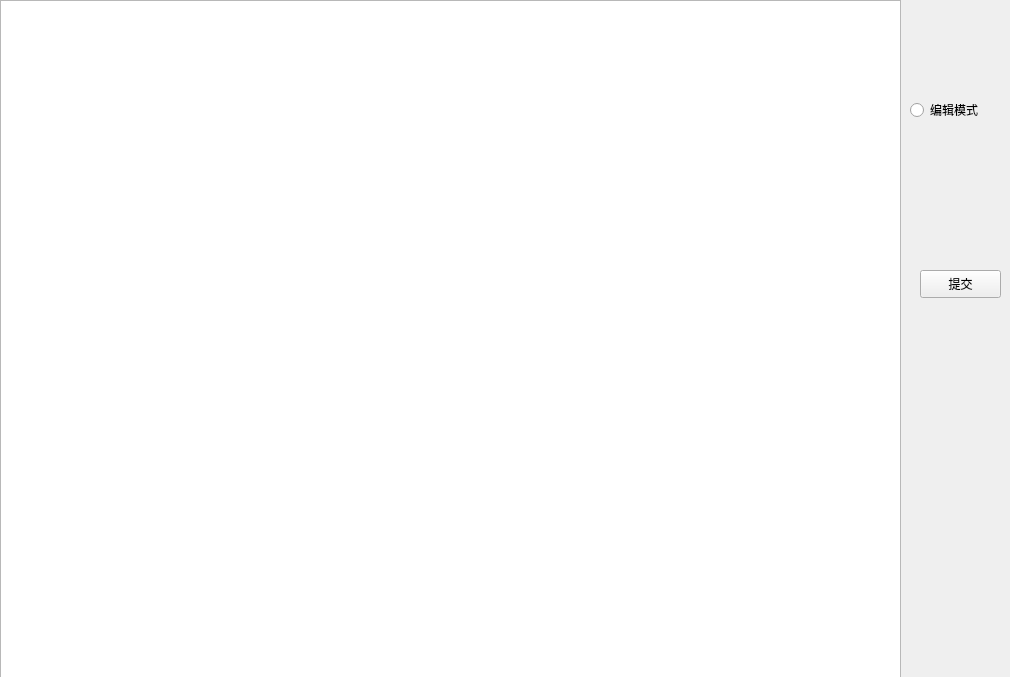
Old version of the form matchviewform.ui in the repository Ozal220/WorldCupManagerSystem.
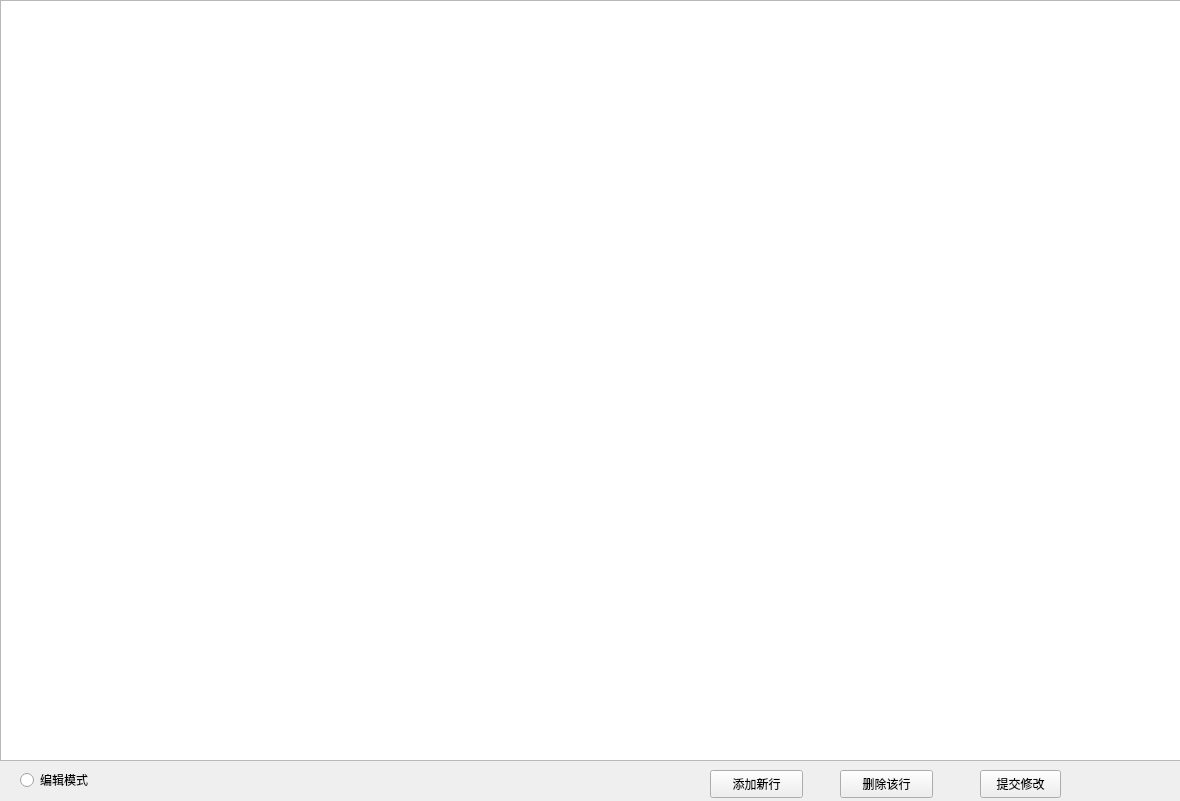
New version of the form.

Commit message: 更新了qss button hover颜色 编码格式

What changed in the file:
```diff
--- a/matchviewform.ui
+++ b/matchviewform.ui
@@ -6,8 +6,8 @@
    <rect>
     <x>0</x>
     <y>0</y>
-    <width>1010</width>
-    <height>677</height>
+    <width>1180</width>
+    <height>801</height>
    </rect>
   </property>
   <property name="windowTitle">
@@ -18,16 +18,16 @@
     <rect>
      <x>0</x>
      <y>0</y>
-     <width>901</width>
-     <height>681</height>
+     <width>1181</width>
+     <height>761</height>
     </rect>
    </property>
   </widget>
   <widget class="QRadioButton" name="ModifRadioButton">
    <property name="geometry">
     <rect>
-     <x>910</x>
-     <y>100</y>
+     <x>20</x>
+     <y>770</y>
      <width>101</width>
      <height>20</height>
     </rect>
@@ -42,14 +42,52 @@
   <widget class="QPushButton" name="submitButton">
    <property name="geometry">
     <rect>
-     <x>920</x>
-     <y>270</y>
+     <x>980</x>
+     <y>770</y>
      <width>81</width>
      <height>28</height>
     </rect>
    </property>
    <property name="text">
-    <string>提交</string>
+    <string>提交修改</string>
+   </property>
+  </widget>
+  <widget class="QPushButton" name="deleteButton">
+   <property name="enabled">
+    <bool>true</bool>
+   </property>
+   <property name="geometry">
+    <rect>
+     <x>840</x>
+     <y>770</y>
+     <width>93</width>
+     <height>28</height>
+    </rect>
+   </property>
+   <property name="cursor">
+    <cursorShape>PointingHandCursor</cursorShape>
+   </property>
+   <property name="text">
+    <string>删除该行</string>
+   </property>
+  </widget>
+  <widget class="QPushButton" name="addButton">
+   <property name="enabled">
+    <bool>true</bool>
+   </property>
+   <property name="geometry">
+    <rect>
+     <x>710</x>
+     <y>770</y>
+     <width>93</width>
+     <height>28</height>
+    </rect>
+   </property>
+   <property name="cursor">
+    <cursorShape>PointingHandCursor</cursorShape>
+   </property>
+   <property name="text">
+    <string>添加新行</string>
    </property>
   </widget>
  </widget>
```
Left out of the diff: 6 changed lines with no effect on the pictures. The commit also changes 47 other files.
